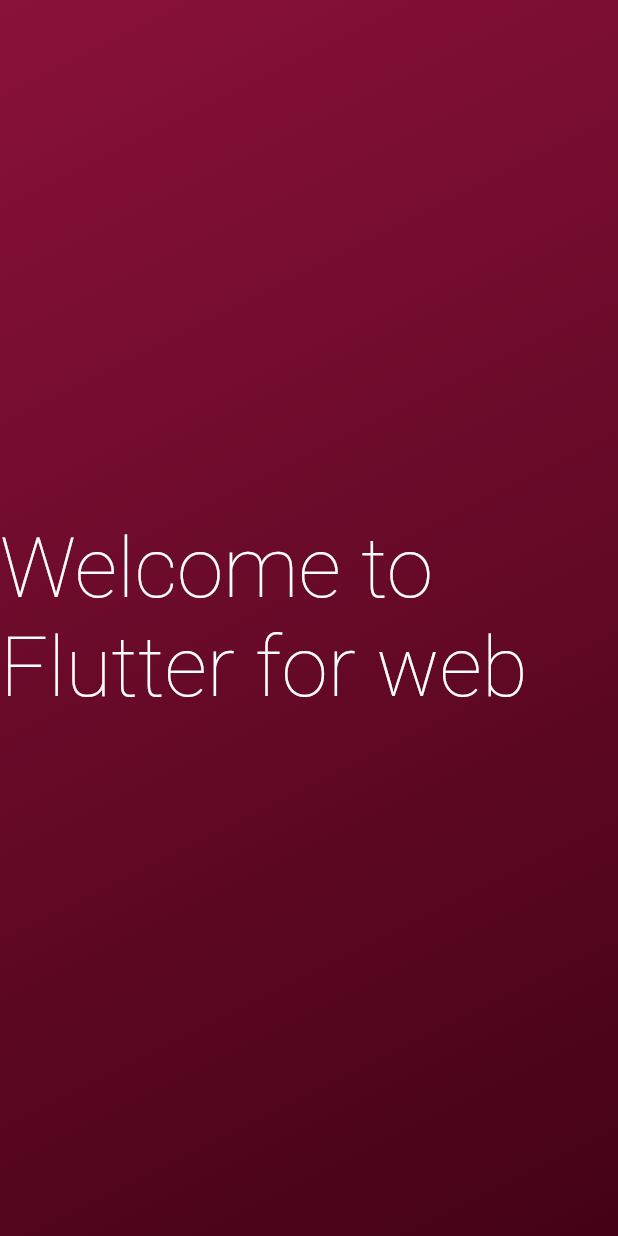
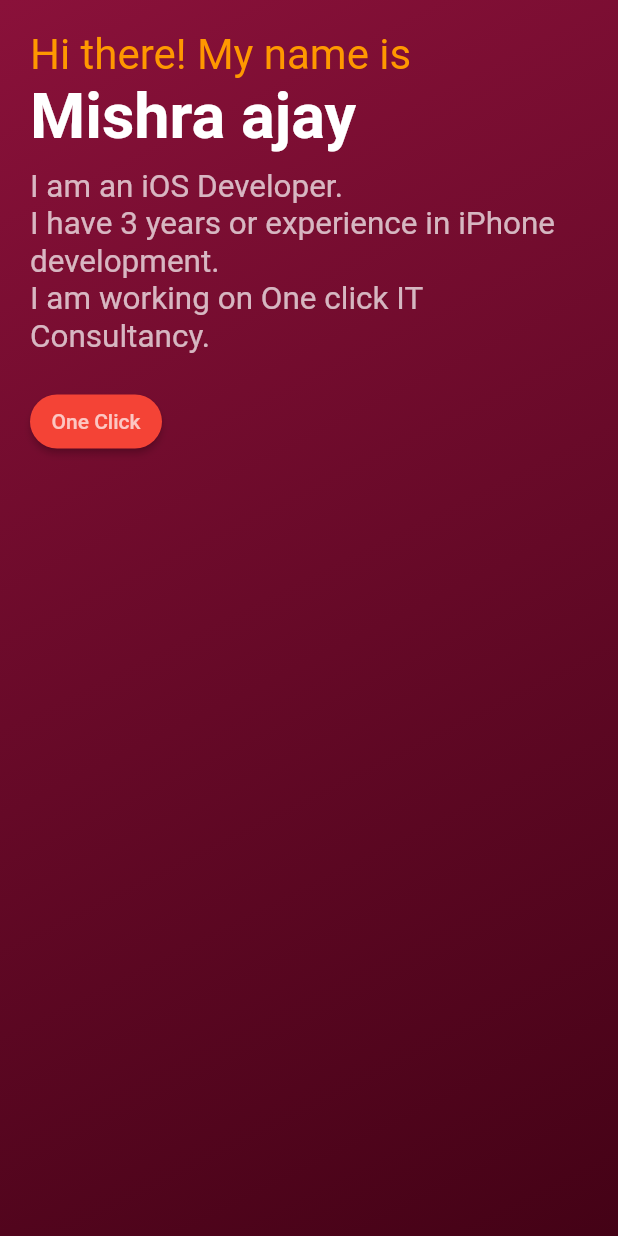
Before and after one commit to ajayMishra1/flutterweb, a Flutter app: the screen it shows after launch, on a phone screen of 412 x 824 dp. Run offline on Flutter 3.47's test engine with Material 2 defaults, Android fonts, the phone set to English and light mode, and no system bars; our stand-ins replace simple_animations; missing offline and left inert: dart:html.

Commit message:
28 march 2020 8 pm

```diff
--- a/lib/main.dart
+++ b/lib/main.dart
@@ -1,10 +1,9 @@
 import 'dart:math';
 
 import 'package:flutter/material.dart';
-import 'package:simple_animations/simple_animations/animation_progress.dart';
 import 'package:simple_animations/simple_animations/controlled_animation.dart';
 import 'package:simple_animations/simple_animations/multi_track_tween.dart';
-import 'package:simple_animations/simple_animations/rendering.dart';
+import 'dart:html' as html;
 
 void main() => runApp(ParticleApp());
 
@@ -12,6 +11,7 @@ class ParticleApp extends StatelessWidget {
   @override
   Widget build(BuildContext context) {
     return MaterialApp(
+      title: "Flutter web demo by AjaY...",
       home: Scaffold(
         body: ParticleBackgroundPage(),
       ),
@@ -25,108 +25,11 @@ class ParticleBackgroundPage extends StatelessWidget {
     return Stack(
       children: <Widget>[
         Positioned.fill(child: AnimatedBackground()),
-        Positioned.fill(child: Particles(30)),
+      //  Positioned.fill(child: Particles(30)),
         Positioned.fill(child: CenteredText()),
       ],
     );
   }
-}
-
-class Particles extends StatefulWidget {
-  final int numberOfParticles;
-
-  Particles(this.numberOfParticles);
-
-  @override
-  _ParticlesState createState() => _ParticlesState();
-}
-
-class _ParticlesState extends State<Particles> {
-  final Random random = Random();
-
-  final List<ParticleModel> particles = [];
-
-  @override
-  void initState() {
-    List.generate(widget.numberOfParticles, (index) {
-      particles.add(ParticleModel(random));
-    });
-    super.initState();
-  }
-
-  @override
-  Widget build(BuildContext context) {
-    return Rendering(
-      startTime: Duration(seconds: 30),
-      onTick: _simulateParticles,
-      builder: (context, time) {
-        return CustomPaint(
-          painter: ParticlePainter(particles, time),
-        );
-      },
-    );
-  }
-
-  _simulateParticles(Duration time) {
-    particles.forEach((particle) => particle.maintainRestart(time));
-  }
-}
-
-class ParticleModel {
-  Animatable tween;
-  double size;
-  AnimationProgress animationProgress;
-  Random random;
-
-  ParticleModel(this.random) {
-    restart();
-  }
-
-  restart({Duration time = Duration.zero}) {
-    final startPosition = Offset(-0.2 + 1.4 * random.nextDouble(), 1.2);
-    final endPosition = Offset(-0.2 + 1.4 * random.nextDouble(), -0.2);
-    final duration = Duration(milliseconds: 3000 + random.nextInt(6000));
-
-    tween = MultiTrackTween([
-      Track("x").add(
-          duration, Tween(begin: startPosition.dx, end: endPosition.dx),
-          curve: Curves.easeInOutSine),
-      Track("y").add(
-          duration, Tween(begin: startPosition.dy, end: endPosition.dy),
-          curve: Curves.easeIn),
-    ]);
-    animationProgress = AnimationProgress(duration: duration, startTime: time);
-    size = 0.2 + random.nextDouble() * 0.4;
-  }
-
-  maintainRestart(Duration time) {
-    if (animationProgress.progress(time) == 1.0) {
-      restart(time: time);
-    }
-  }
-}
-
-class ParticlePainter extends CustomPainter {
-  List<ParticleModel> particles;
-  Duration time;
-
-  ParticlePainter(this.particles, this.time);
-
-  @override
-  void paint(Canvas canvas, Size size) {
-    final paint = Paint()..color = Colors.white.withAlpha(50);
-
-    particles.forEach((particle) {
-      var progress = particle.animationProgress.progress(time);
-      final animation = particle.tween.transform(progress);
-      final position =
-          Offset(animation["x"] * size.width, animation["y"] * size.height);
-      canvas.drawCircle(position, size.width * 0.2 * particle.size, paint);
-    });
-  }
-
-  @override
-  bool shouldRepaint(CustomPainter oldDelegate) => true;
 }
 
 class AnimatedBackground extends StatelessWidget {
@@ -163,12 +66,58 @@ class CenteredText extends StatelessWidget {
 
   @override
   Widget build(BuildContext context) {
-    return Center(
-      child: Text(
-        "Welcome to Flutter for web",
-        style: TextStyle(color: Colors.white, fontWeight: FontWeight.w200),
-        textScaleFactor: 4,
+    return
+    Container(
+      padding: EdgeInsets.all(20),
+      child : Column(
+    crossAxisAlignment: CrossAxisAlignment.start,
+    children: <Widget>[
+      Text(
+        "Hi there! My name is",
+        textScaleFactor: 2,
+        style: TextStyle(color: Colors.orange),
       ),
+      Text(
+        "Mishra ajay",
+        textScaleFactor: 3,
+        style: TextStyle(
+          color: Colors.white,
+          fontWeight: FontWeight.bold,
+        ),
+      ),
+      SizedBox(
+        height: 10,
+      ),
+      Text(
+        "I am an iOS Developer. \nI have 3 years or experience in iPhone development. \nI am working on One click IT Consultancy."
+
+        ,
+          softWrap: true,
+        textScaleFactor: 1.5,
+        style: TextStyle(color: Colors.white70),
+      ),
+      SizedBox(
+        height: 20,
+      ),
+
+          RaisedButton(
+            shape: StadiumBorder(),
+            child: Text("One Click",  style: TextStyle(color: Colors.white70)),
+            color: Colors.red,
+            onPressed: () {
+              html.window
+                  .open("https://www.oneclickitsolution.com/", "Home page");
+            },
+            padding: EdgeInsets.all(10),
+          ),
+          SizedBox(
+            width: 20,
+          ),
+
+
+    ],
+  )
     );
+
   }
 }
```
Also changed, not shown: firebase.json, 1 other file.
